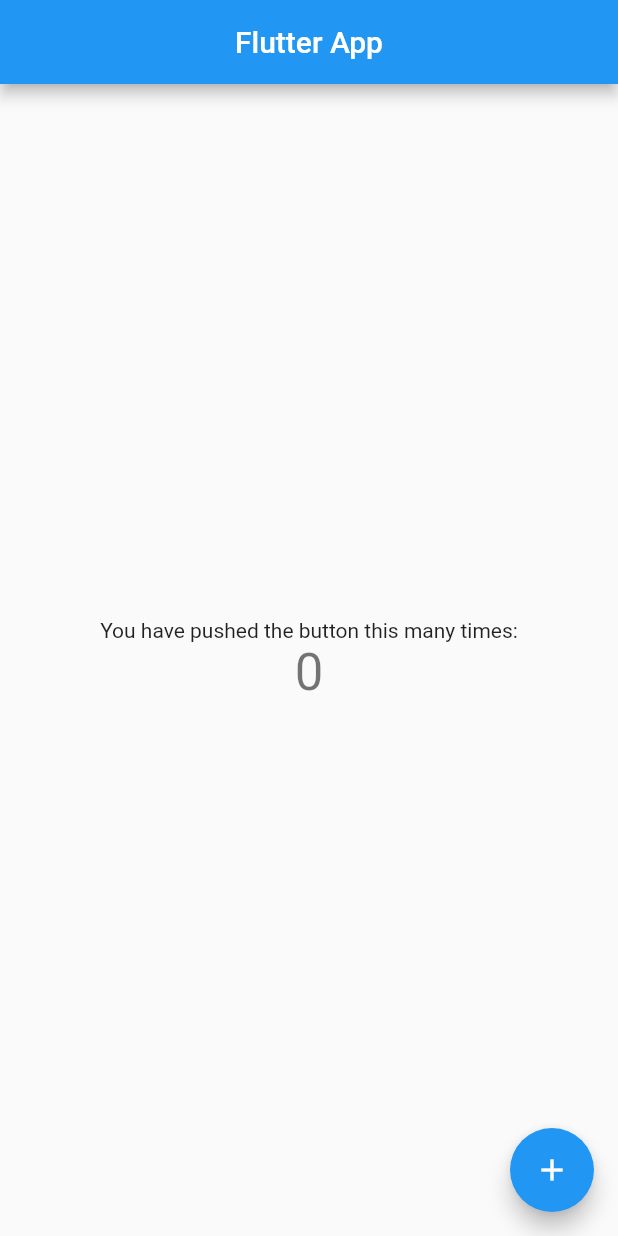
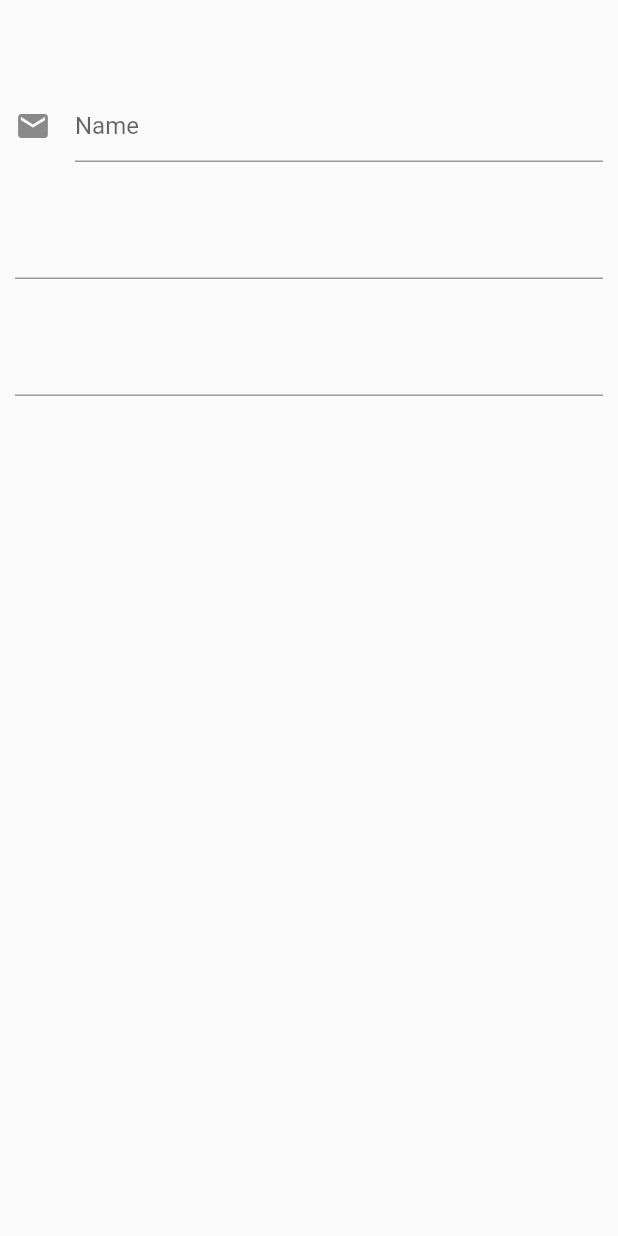
Before and after one commit to pranav-deshpande6224/real_app, a Flutter app: the screen it shows after launch, on a phone screen of 412 x 824 dp. Run offline on Flutter 3.47's test engine with Material 2 defaults, Android fonts, the phone set to English and light mode, and no system bars.

Commit message:
Update main.dart
Some Ui

```diff
--- a/lib/main.dart
+++ b/lib/main.dart
@@ -30,42 +30,50 @@ class MyHomePage extends StatefulWidget {
 }
 
 class _MyHomePageState extends State<MyHomePage> {
-  int _counter = 0;
+  final GlobalKey<FormState> _formKey = GlobalKey();
 
-  void _incrementCounter() {
-    setState(() {
-      _counter = _counter + 2;
-    });
+  Widget _buildName() {
+    return TextFormField(
+      decoration:
+          const InputDecoration(icon: Icon(Icons.mail), hintText: "Name"),
+    );
+  }
+
+  Widget _buildEmail() {
+    return TextFormField();
+  }
+
+  Widget _buildPassword() {
+    return TextFormField();
   }
 
   @override
   Widget build(BuildContext context) {
     return Scaffold(
-      appBar: AppBar(
-        centerTitle: true,
-        backgroundColor: Colors.blue,
-        title: Text(widget.title),
-      ),
-      body: Center(
+        body: SingleChildScrollView(
+      child: Padding(
+        padding: const EdgeInsets.all(10.0),
+        child: Form(
+          key: _formKey,
           child: Column(
             mainAxisAlignment: MainAxisAlignment.center,
-          children: <Widget>[
-            const Text(
-              'You have pushed the button this many times:',
+            children: [
+              const SizedBox(
+                height: 50,
               ),
-            Text(
-              '$_counter',
-              style: Theme.of(context).textTheme.headline4,
+              _buildName(),
+              const SizedBox(
+                height: 30,
               ),
+              _buildEmail(),
+              const SizedBox(
+                height: 30,
+              ),
+              _buildPassword()
             ],
           ),
         ),
-      floatingActionButton: FloatingActionButton(
-        backgroundColor: Colors.blue,
-        onPressed: _incrementCounter,
-        tooltip: 'Increment',
-        child: const Icon(Icons.add),
       ),
-    );
+    ));
   }
 }
```
Lines whose indentation alone changed are shown as unchanged.
